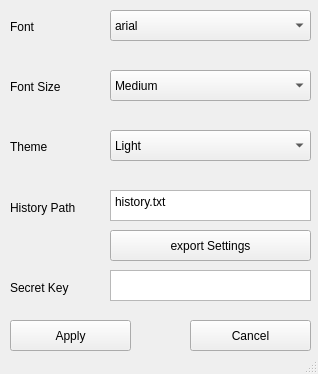
This is ui/views/settings/settings.ui in dammmueller-calculator/calculator as Qt 5 draws it before an edit. The edited form follows.
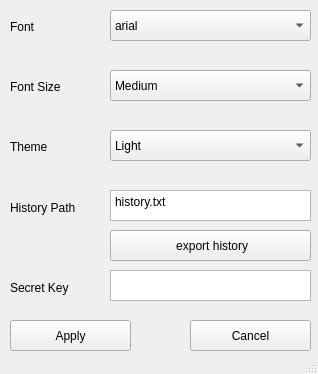
This is the edited form.

Commit message: add(settings): export history

The edit to the form file:
```diff
--- a/ui/views/settings/settings.ui
+++ b/ui/views/settings/settings.ui
@@ -205,7 +205,7 @@
      </rect>
     </property>
     <property name="text">
-     <string>export Settings</string>
+     <string> export history</string>
     </property>
    </widget>
   </widget>
```
Left out of the diff: 19 changed lines with no effect on the pictures. The commit also changes 4 other files.
